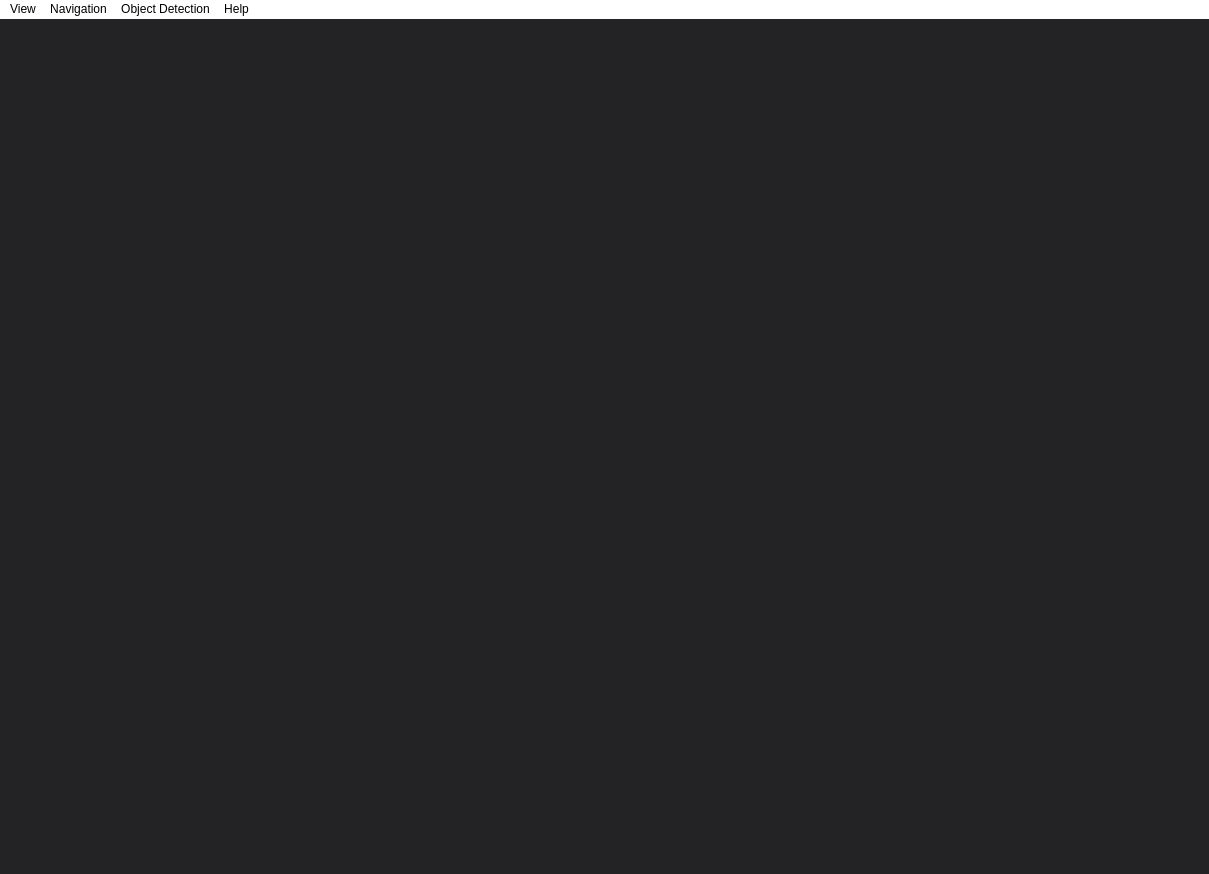
Qt form GUI/ui_mainWindow.ui (Tobias-Mauritzon/DAT067) before a commit.
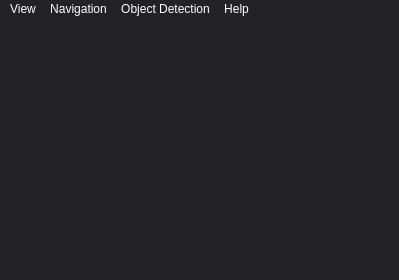
The same form after that commit.

```diff
--- a/GUI/ui_mainWindow.ui
+++ b/GUI/ui_mainWindow.ui
@@ -6,19 +6,31 @@
    <rect>
     <x>0</x>
     <y>0</y>
-    <width>1209</width>
-    <height>874</height>
+    <width>399</width>
+    <height>280</height>
    </rect>
   </property>
   <property name="windowTitle">
    <string>MainWindow</string>
   </property>
+  <property name="autoFillBackground">
+   <bool>false</bool>
+  </property>
   <property name="styleSheet">
    <string notr="true">*
 {
 	background-color: rgb(35, 35, 38);
 }
 
+QMenuBar{
+	background-color: rgb(35, 35, 38);
+	color: white;
+}
+
+QMenuBar::item::selected {
+	background-color: rgb(51, 55, 61);
+}
+
 /*QMenu*/
 QMenu{
 	color: rgb(0,0,0);
@@ -165,6 +177,21 @@
   </property>
   <widget class="QWidget" name="centralwidget">
    <layout class="QGridLayout" name="gridLayout_2">
+    <property name="leftMargin">
+     <number>0</number>
+    </property>
+    <property name="topMargin">
+     <number>0</number>
+    </property>
+    <property name="rightMargin">
+     <number>0</number>
+    </property>
+    <property name="bottomMargin">
+     <number>0</number>
+    </property>
+    <property name="spacing">
+     <number>0</number>
+    </property>
     <item row="0" column="0">
      <widget class="QStackedWidget" name="stackedWidget">
       <property name="currentIndex">
@@ -179,13 +206,12 @@
     <rect>
      <x>0</x>
      <y>0</y>
-     <width>1209</width>
+     <width>399</width>
      <height>22</height>
     </rect>
    </property>
    <property name="styleSheet">
-    <string notr="true">background-color: rgb(255, 255, 255);
-color: rgb(0,0,0);</string>
+    <string notr="true"/>
    </property>
    <widget class="QMenu" name="menuView">
     <property name="autoFillBackground">
@@ -242,7 +268,6 @@
    <addaction name="menuObject_detection"/>
    <addaction name="menuHelp"/>
   </widget>
-  <widget class="QStatusBar" name="statusbar"/>
   <action name="actionView">
    <property name="text">
     <string>View</string>
```
Left out of the diff: 12 changed lines with no effect on the pictures.
